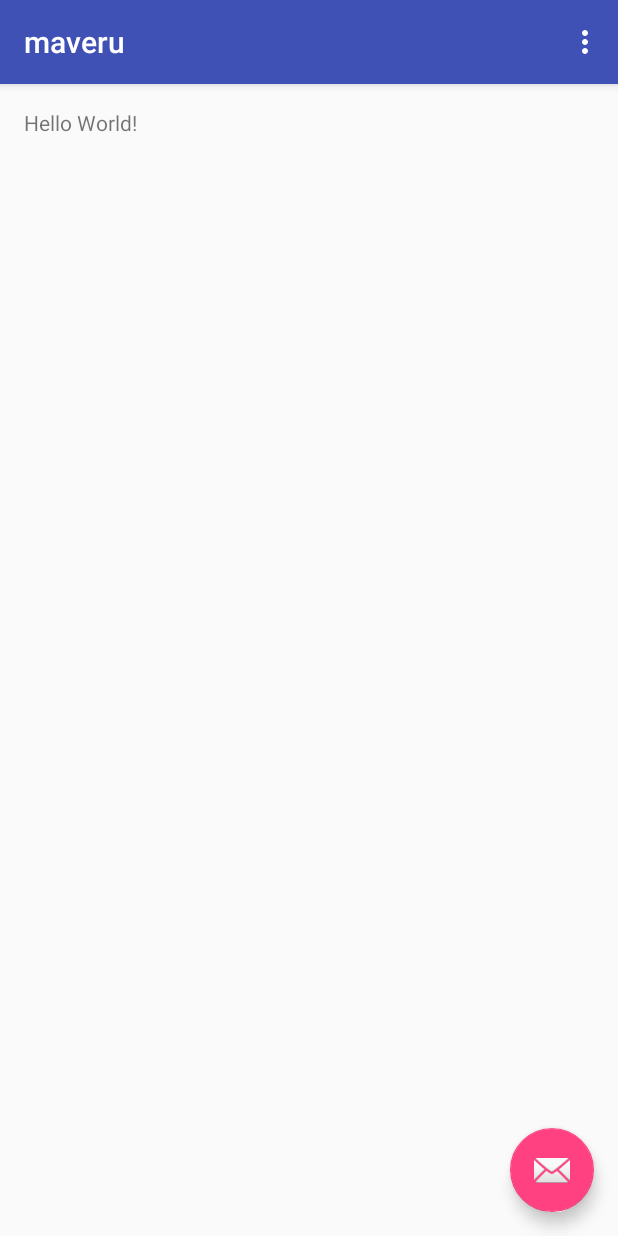
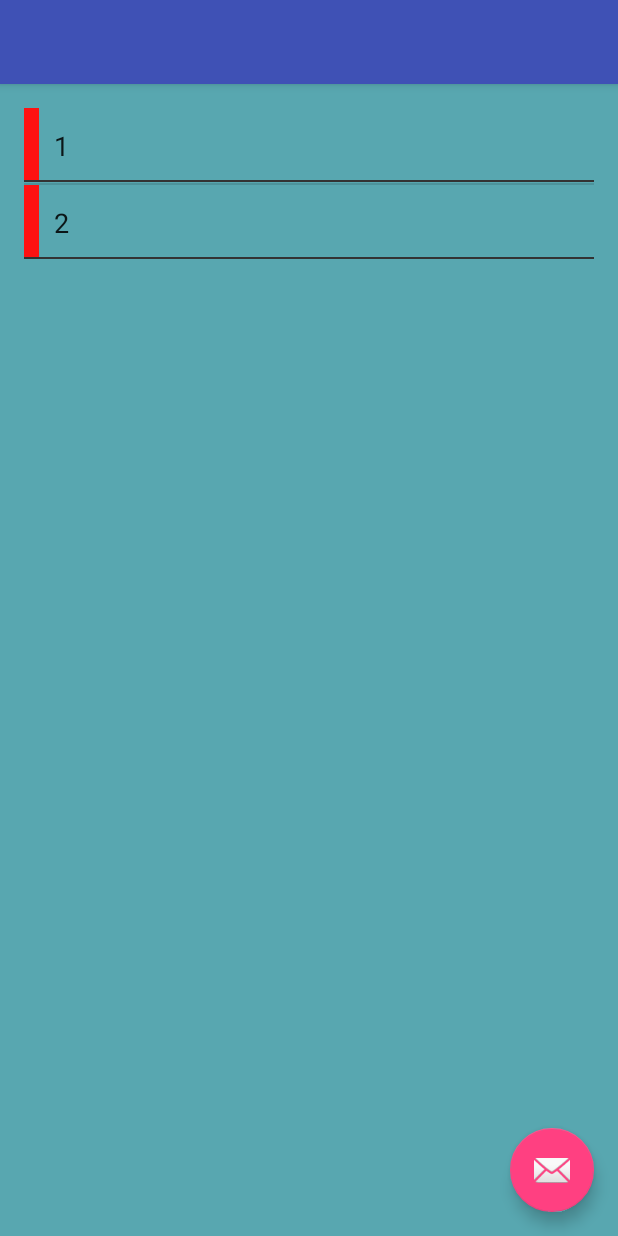
Before and after one commit to maccevedor/androidStudio, an Android app: the screen it shows after launch (MainActivity), on a phone screen of 412 x 824 dp. Run offline under Robolectric (Android 15) with nearby library versions, the phone set to English and light mode, and no system bars.

```diff
--- a/app/src/main/java/maccevedor/maveru/MainActivity.java
+++ b/app/src/main/java/maccevedor/maveru/MainActivity.java
@@ -8,24 +8,36 @@ import android.support.v7.widget.Toolbar;
 import android.view.View;
 import android.view.Menu;
 import android.view.MenuItem;
+import android.widget.ArrayAdapter;
+import android.widget.ListView;
 
 public class MainActivity extends AppCompatActivity {
+    private ListView mListView;
 
     @Override
     protected void onCreate(Bundle savedInstanceState) {
         super.onCreate(savedInstanceState);
         setContentView(R.layout.activity_main);
-        Toolbar toolbar = (Toolbar) findViewById(R.id.toolbar);
-        setSupportActionBar(toolbar);
+        mListView = (ListView) findViewById(R.id.avisos_list_view);
+        ArrayAdapter<String> arrayAdapter = new ArrayAdapter<String>(
+                this,
+                R.layout.avisos_row,
+                R.id.row_text,
+                new String[]{"1","2"}
 
-        FloatingActionButton fab = (FloatingActionButton) findViewById(R.id.fab);
-        fab.setOnClickListener(new View.OnClickListener() {
-            @Override
-            public void onClick(View view) {
-                Snackbar.make(view, "Replace with your own action", Snackbar.LENGTH_LONG)
-                        .setAction("Action", null).show();
-            }
-        });
+
+        );
+        mListView.setAdapter(arrayAdapter);
+//        Toolbar toolbar = (Toolbar) findViewById(R.id.toolbar);
+//        setSupportActionBar(toolbar);
+//        FloatingActionButton fab = (FloatingActionButton) findViewById(R.id.fab);
+//        fab.setOnClickListener(new View.OnClickListener() {
+//            @Override
+//            public void onClick(View view) {
+//                Snackbar.make(view, "Replace with your own action", Snackbar.LENGTH_LONG)
+//                        .setAction("Action", null).show();
+//            }
+//        });
     }
 
     @Override
--- /dev/null
+++ b/app/src/main/res/layout/avisos_row.xml
@@ -0,0 +1,42 @@
+<?xml version="1.0" encoding="utf-8"?>
+<LinearLayout xmlns:android="http://schemas.android.com/apk/res/android"
+              android:layout_width="match_parent"
+              android:layout_height="50dp"
+              android:orientation="vertical"
+              android:background="@color/azul_claro">
+
+
+    <LinearLayout
+        android:orientation="horizontal"
+        android:layout_width="match_parent"
+        android:layout_height="48dp">
+
+        <view
+            android:layout_width="10dp"
+            android:layout_height="match_parent"
+            class="android.view.View"
+            android:id="@+id/row_tab"
+            android:background="#fe1212"/>
+
+        <TextView
+            android:layout_width="match_parent"
+            android:layout_height="50dp"
+            android:textAppearance="?android:attr/textAppearanceLarge"
+            android:text="Aviso Text"
+            android:id="@+id/row_text"
+            android:textSize="18sp"
+            android:gravity="center_vertical"
+            android:padding="10dp"
+            android:ellipsize="end"
+            android:maxLines="1"
+            android:background="@color/azul_claro"/>
+    </LinearLayout>
+
+    <view
+        class="android.view.View"
+        android:layout_width="fill_parent"
+        android:layout_height="1dp"
+        android:background="#333"/>
+
+
+</LinearLayout>
--- a/app/src/main/res/layout/content_main.xml
+++ b/app/src/main/res/layout/content_main.xml
@@ -4,6 +4,7 @@
     xmlns:tools="http://schemas.android.com/tools"
     android:layout_width="match_parent"
     android:layout_height="match_parent"
+    android:background="@color/azul_claro"
     android:paddingBottom="@dimen/activity_vertical_margin"
     android:paddingLeft="@dimen/activity_horizontal_margin"
     android:paddingRight="@dimen/activity_horizontal_margin"
@@ -12,8 +13,13 @@
     tools:context="maccevedor.maveru.MainActivity"
     tools:showIn="@layout/activity_main">
 
-    <TextView
-        android:layout_width="wrap_content"
+    <ListView
+        android:layout_width="match_parent"
         android:layout_height="wrap_content"
-        android:text="Hello World!" />
+        android:id="@+id/avisos_list_view"
+        android:layout_alignParentTop="true"
+        android:layout_alignParentLeft="true"
+        android:layout_alignParentStart="true"
+        tools:listitem="@layout/avisos_row"/>
+
 </RelativeLayout>
--- a/app/src/main/res/values/colors.xml
+++ b/app/src/main/res/values/colors.xml
@@ -3,4 +3,5 @@
     <color name="colorPrimary">#3F51B5</color>
     <color name="colorPrimaryDark">#303F9F</color>
     <color name="colorAccent">#FF4081</color>
+    <color name="azul_claro">#58A7B0</color>
 </resources>
```
